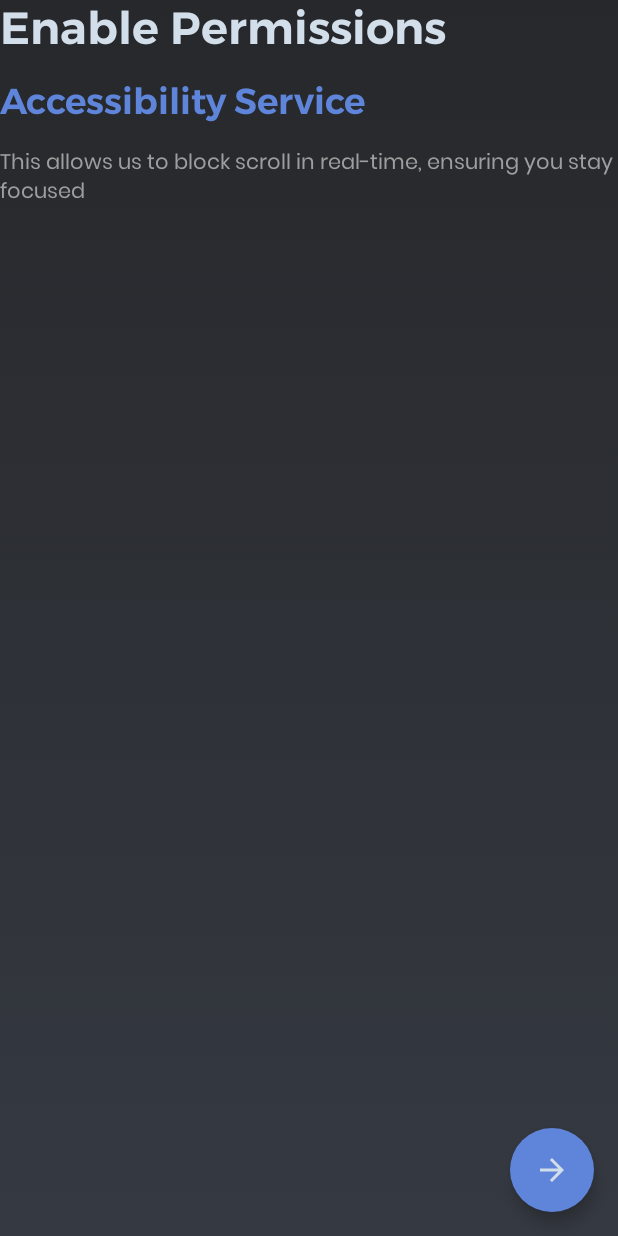
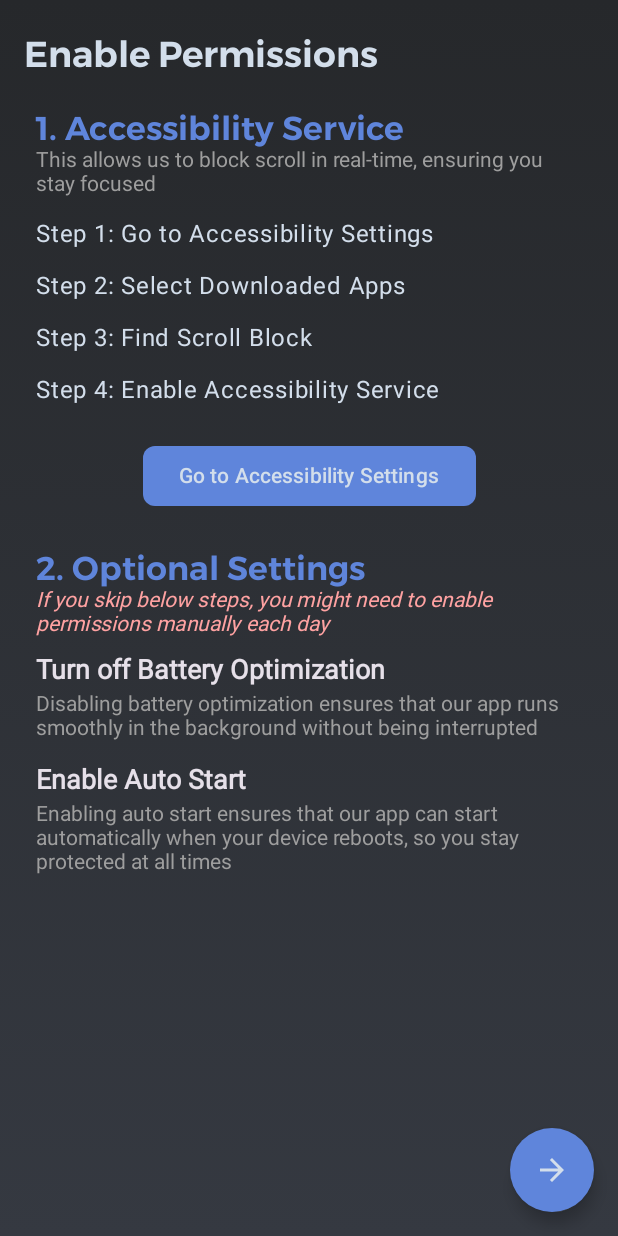
Before and after one commit to Jujubalandia/scroll-block, an Android app built with Jetpack Compose: the @Preview function PermissionScreenPreview, on a phone screen of 412 x 824 dp. Run offline under Robolectric (Android 15) with nearby library versions, the phone set to English and light mode, and no system bars.

Commit message:
feat: permission screen

```diff
--- a/app/src/main/java/com/vishal2376/scrollblock/presentation/common/TextStyles.kt
+++ b/app/src/main/java/com/vishal2376/scrollblock/presentation/common/TextStyles.kt
@@ -10,38 +10,33 @@ import com.vishal2376.scrollblock.ui.theme.gray
 
 
 val fontMontserrat = FontFamily(Font(R.font.montserrat))
+val fontRoboto = FontFamily(Font(R.font.roboto))
 val fontPoppins = FontFamily(Font(R.font.poppins))
 
 val titleStyle = TextStyle(
-	fontSize = 30.sp,
-	fontFamily = fontMontserrat,
-	fontWeight = FontWeight.Bold
+	fontSize = 30.sp, fontFamily = fontMontserrat, fontWeight = FontWeight.Bold
 )
 
 val h1style = TextStyle(
-	fontSize = 24.sp,
-	fontFamily = fontMontserrat,
-	fontWeight = FontWeight.Bold
+	fontSize = 24.sp, fontFamily = fontMontserrat, fontWeight = FontWeight.Bold
+)
+
+val headlineStyle = TextStyle(
+	fontSize = 22.sp, fontFamily = fontMontserrat, fontWeight = FontWeight.Bold
 )
 
 val h2style = TextStyle(
-	fontSize = 20.sp,
-	fontFamily = fontPoppins
+	fontSize = 20.sp, fontFamily = fontRoboto
 )
 
 val h3style = TextStyle(
-	fontSize = 18.sp,
-	fontFamily = fontPoppins
+	fontSize = 18.sp, fontFamily = fontRoboto
 )
 
 val descriptionStyle = TextStyle(
-	fontSize = 16.sp,
-	fontFamily = fontPoppins,
-	color = gray
+	fontSize = 16.sp, fontFamily = fontRoboto, color = gray
 )
 
 val smallDescriptionStyle = TextStyle(
-	fontSize = 14.sp,
-	fontFamily = fontPoppins,
-	color = gray
+	fontSize = 14.sp, fontFamily = fontRoboto, color = gray
 )
--- a/app/src/main/java/com/vishal2376/scrollblock/presentation/home/components/NavigationDrawerComponent.kt
+++ b/app/src/main/java/com/vishal2376/scrollblock/presentation/home/components/NavigationDrawerComponent.kt
@@ -28,7 +28,7 @@ import androidx.compose.ui.tooling.preview.Preview
 import androidx.compose.ui.unit.dp
 import androidx.compose.ui.unit.sp
 import com.vishal2376.scrollblock.R
-import com.vishal2376.scrollblock.presentation.common.fontPoppins
+import com.vishal2376.scrollblock.presentation.common.fontRoboto
 import com.vishal2376.scrollblock.presentation.common.h2style
 import com.vishal2376.scrollblock.presentation.common.h3style
 import com.vishal2376.scrollblock.presentation.main.MainEvent
@@ -61,7 +61,7 @@ fun NavigationDrawerComponent(onMainEvent: (MainEvent) -> Unit) {
 			)
 			Text(
 				text = "v1.0-beta",
-				fontFamily = fontPoppins,
+				fontFamily = fontRoboto,
 				fontSize = 15.sp,
 				fontWeight = FontWeight.Bold,
 				color = MaterialTheme.colorScheme.onPrimary
--- /dev/null
+++ b/app/src/main/java/com/vishal2376/scrollblock/presentation/onboarding/Instructions.kt
@@ -0,0 +1,24 @@
+package com.vishal2376.scrollblock.presentation.onboarding
+
+
+val instructionSteps = listOf(
+    "Step 1: Go to Accessibility Settings",
+    "Step 2: Select Downloaded Apps",
+    "Step 3: Find Scroll Block",
+    "Step 4: Enable Accessibility Service"
+)
+
+data class OptionalSettings(
+    val title: String, val reason: String
+)
+
+val optionalSettings = listOf(
+    OptionalSettings(
+        "Turn off Battery Optimization",
+        "Disabling battery optimization ensures that our app runs smoothly in the background without being interrupted"
+    ),
+    OptionalSettings(
+        "Enable Auto Start",
+        "Enabling auto start ensures that our app can start automatically when your device reboots, so you stay protected at all times"
+    ),
+)
--- a/app/src/main/java/com/vishal2376/scrollblock/presentation/onboarding/PermissionScreen.kt
+++ b/app/src/main/java/com/vishal2376/scrollblock/presentation/onboarding/PermissionScreen.kt
@@ -4,35 +4,70 @@ package com.vishal2376.scrollblock.presentation.onboarding
 import androidx.compose.foundation.background
 import androidx.compose.foundation.layout.Arrangement
 import androidx.compose.foundation.layout.Column
+import androidx.compose.foundation.layout.Spacer
 import androidx.compose.foundation.layout.fillMaxSize
+import androidx.compose.foundation.layout.fillMaxWidth
+import androidx.compose.foundation.layout.height
 import androidx.compose.foundation.layout.padding
+import androidx.compose.foundation.rememberScrollState
 import androidx.compose.foundation.shape.CircleShape
+import androidx.compose.foundation.shape.RoundedCornerShape
+import androidx.compose.foundation.verticalScroll
 import androidx.compose.material.icons.Icons
-import androidx.compose.material.icons.filled.ArrowForward
+import androidx.compose.material.icons.automirrored.filled.ArrowForward
+import androidx.compose.material3.Button
+import androidx.compose.material3.ButtonDefaults
+import androidx.compose.material3.ExperimentalMaterial3Api
 import androidx.compose.material3.FloatingActionButton
 import androidx.compose.material3.Icon
 import androidx.compose.material3.MaterialTheme
 import androidx.compose.material3.Scaffold
 import androidx.compose.material3.Text
+import androidx.compose.material3.TopAppBar
+import androidx.compose.material3.TopAppBarDefaults
 import androidx.compose.runtime.Composable
 import androidx.compose.ui.Alignment
 import androidx.compose.ui.Modifier
+import androidx.compose.ui.graphics.Color
+import androidx.compose.ui.platform.LocalContext
 import androidx.compose.ui.res.stringResource
+import androidx.compose.ui.text.font.FontStyle
+import androidx.compose.ui.text.font.FontWeight
 import androidx.compose.ui.tooling.preview.Preview
 import androidx.compose.ui.unit.dp
 import com.vishal2376.scrollblock.R
+import com.vishal2376.scrollblock.presentation.common.fontRoboto
 import com.vishal2376.scrollblock.presentation.common.h1style
+import com.vishal2376.scrollblock.presentation.common.h3style
+import com.vishal2376.scrollblock.presentation.common.headlineStyle
 import com.vishal2376.scrollblock.presentation.common.smallDescriptionStyle
-import com.vishal2376.scrollblock.presentation.common.titleStyle
 import com.vishal2376.scrollblock.presentation.navigation.Screen
 import com.vishal2376.scrollblock.ui.theme.ScrollBlockTheme
 import com.vishal2376.scrollblock.ui.theme.blackGradient
 import com.vishal2376.scrollblock.ui.theme.blue
+import com.vishal2376.scrollblock.ui.theme.red
 import com.vishal2376.scrollblock.ui.theme.white
+import com.vishal2376.scrollblock.utils.openAccessibilitySettings
 
+@OptIn(ExperimentalMaterial3Api::class)
 @Composable
 fun PermissionScreen(onNavigate: (String) -> Unit) {
-	Scaffold(floatingActionButton = {
+	val context = LocalContext.current
+
+	Scaffold(topBar = {
+		TopAppBar(colors = TopAppBarDefaults.topAppBarColors(
+			containerColor = Color.Transparent
+		), title = {
+			Text(
+				modifier = Modifier
+					.fillMaxWidth()
+					.padding(top = 8.dp),
+				text = "Enable Permissions",
+				style = h1style,
+				color = white
+			)
+		})
+	}, floatingActionButton = {
 		FloatingActionButton(
 			onClick = {
 				onNavigate(Screen.HomeScreen.name)
@@ -41,19 +76,74 @@ fun PermissionScreen(onNavigate: (String) -> Unit) {
 			containerColor = blue,
 			contentColor = MaterialTheme.colorScheme.onPrimary
 		) {
-			Icon(imageVector = Icons.Default.ArrowForward, contentDescription = null)
+			Icon(
+				imageVector = Icons.AutoMirrored.Default.ArrowForward, contentDescription = null
+			)
 		}
 	}) { innerPadding ->
 		Column(
 			Modifier
 				.fillMaxSize()
+				.verticalScroll(rememberScrollState())
+				.background(blackGradient)
 				.padding(innerPadding)
-				.background(blackGradient),
-			verticalArrangement = Arrangement.spacedBy(16.dp)
+				.padding(horizontal = 24.dp),
+			verticalArrangement = Arrangement.spacedBy(8.dp),
+			horizontalAlignment = Alignment.CenterHorizontally
 		) {
-			Text(text = "Enable Permissions", style = titleStyle, color = white)
-			Text(text = "Accessibility Service", style = h1style, color = blue)
-			Text(text = stringResource(R.string.service_desc), style = smallDescriptionStyle)
+
+			// accessibility service
+			Column(modifier = Modifier.fillMaxWidth()) {
+				Text(
+					modifier = Modifier.padding(top = 8.dp),
+					text = "1. Accessibility Service",
+					style = headlineStyle,
+					color = blue
+				)
+				Text(text = stringResource(R.string.service_desc), style = smallDescriptionStyle)
+				Spacer(modifier = Modifier.height(16.dp))
+				Column(verticalArrangement = Arrangement.spacedBy(16.dp)) {
+					val textStyle = MaterialTheme.typography.bodyLarge.copy(
+						fontFamily = fontRoboto, color = white
+					)
+
+					instructionSteps.forEach { step ->
+						Text(text = step, style = textStyle)
+					}
+				}
+			}
+			Spacer(modifier = Modifier.height(8.dp))
+			Button(
+				onClick = { openAccessibilitySettings(context) },
+				colors = ButtonDefaults.buttonColors(
+					containerColor = blue, contentColor = MaterialTheme.colorScheme.onPrimary
+				),
+				shape = RoundedCornerShape(8.dp),
+			) {
+				Text(text = "Go to Accessibility Settings")
+			}
+			Column() {
+				Text(
+					text = "2. Optional Settings",
+					style = headlineStyle,
+					color = blue,
+					modifier = Modifier.padding(top = 16.dp)
+				)
+				Text(
+					text = "If you skip below steps, you might need to enable permissions manually each day",
+					color = red,
+					style = smallDescriptionStyle,
+					fontStyle = FontStyle.Italic
+				)
+
+				Column(verticalArrangement = Arrangement.spacedBy(4.dp)) {
+					optionalSettings.forEach {
+						Spacer(modifier = Modifier.height(8.dp))
+						Text(text = it.title, style = h3style, fontWeight = FontWeight.Bold)
+						Text(text = it.reason, style = smallDescriptionStyle)
+					}
+				}
+			}
 		}
 	}
 }
--- a/app/src/main/java/com/vishal2376/scrollblock/ui/theme/Color.kt
+++ b/app/src/main/java/com/vishal2376/scrollblock/ui/theme/Color.kt
@@ -11,6 +11,7 @@ val blackGradient = Brush.verticalGradient(listOf(black500, black200))
 val blue = Color(0xFF5F85DB)
 val orange = Color(0xFFFF8C32)
 val green = Color(0xFF7ECA9C)
+val red = Color(0xFFFFA2A2)
 
 val white = Color(0xFFD3DEEB)
 val gray = Color(0xFF9E9E9E)
```
Also changed, not shown: app/src/main/res/font/roboto.ttf (added).
